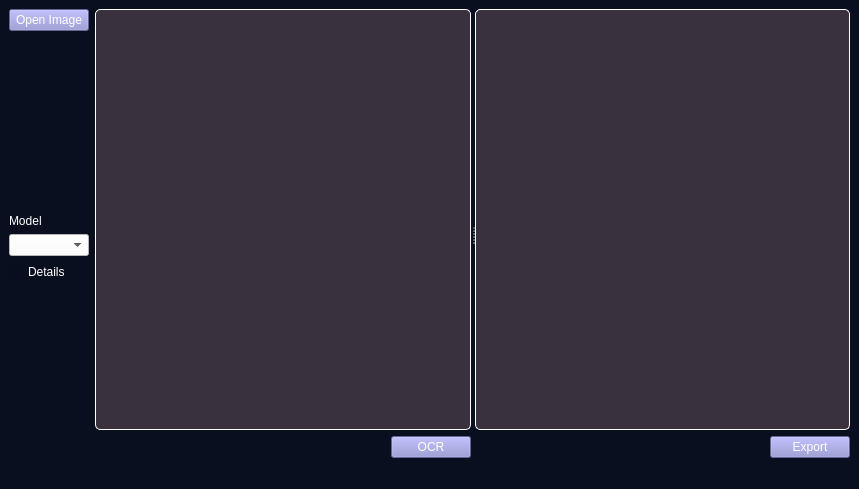
First picture: the form in UI/ui files/simple.ui, repository 20-ank-02/OCR-Module-for-Cursive-Handwriting, before the edit.
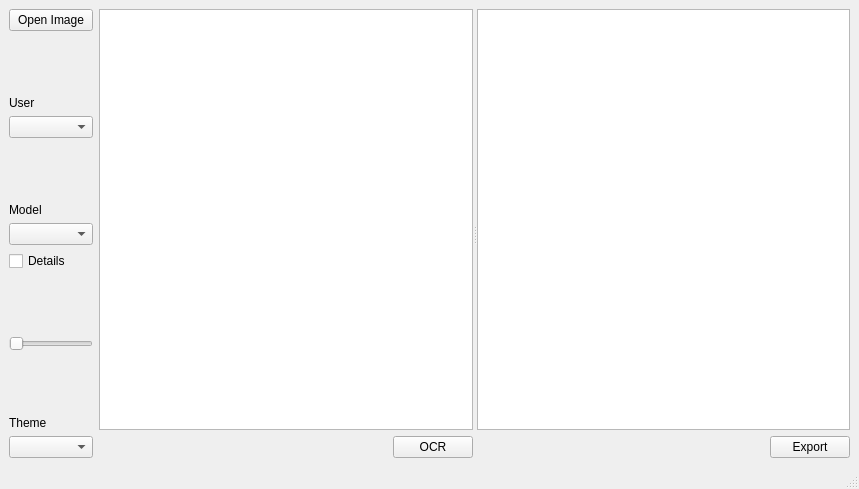
Second picture: the form after the edit.

Commit message: logic.py- added create user feature OCR_class.py- result_text is now in organised format

The edit to the form file:
```diff
--- a/UI/ui files/simple.ui
+++ b/UI/ui files/simple.ui
@@ -14,28 +14,50 @@
    <string>MainWindow</string>
   </property>
   <property name="styleSheet">
-   <string notr="true">background-color: rgb(10, 15, 32);</string>
+   <string notr="true"/>
   </property>
   <widget class="QWidget" name="centralwidget">
-   <layout class="QGridLayout" name="gridLayout">
+   <layout class="QFormLayout" name="formLayout">
     <item row="0" column="0">
-     <layout class="QHBoxLayout" name="horizontalLayout_3">
-      <item>
        <layout class="QVBoxLayout" name="verticalLayout_3">
         <item>
          <widget class="QPushButton" name="OpenImageBtn">
           <property name="styleSheet">
-           <string notr="true">color:rgb(255, 255, 255);
-background-color: rgb(140, 141, 208);
-font: 700 9pt &quot;Overpass&quot;;</string>
+         <string notr="true"/>
           </property>
           <property name="text">
            <string>Open Image</string>
           </property>
          </widget>
         </item>
+      <item>
+       <spacer name="verticalSpacer_4">
+        <property name="orientation">
+         <enum>Qt::Vertical</enum>
+        </property>
+        <property name="sizeHint" stdset="0">
+         <size>
+          <width>20</width>
+          <height>13</height>
+         </size>
+        </property>
+       </spacer>
+      </item>
+      <item>
+       <widget class="QLabel" name="label_3">
+        <property name="text">
+         <string>User</string>
+        </property>
+       </widget>
+      </item>
+      <item>
+       <widget class="QComboBox" name="userComboBox"/>
+      </item>
         <item>
          <spacer name="verticalSpacer_2">
+        <property name="styleSheet">
+         <string/>
+        </property>
           <property name="orientation">
            <enum>Qt::Vertical</enum>
           </property>
@@ -50,8 +72,7 @@
         <item>
          <widget class="QLabel" name="label">
           <property name="styleSheet">
-           <string notr="true">color: rgb(255, 255, 255);
-font: 700 9pt &quot;Overpass&quot;;</string>
+         <string notr="true"/>
           </property>
           <property name="text">
            <string>Model</string>
@@ -61,15 +82,14 @@
         <item>
          <widget class="QComboBox" name="comboBox">
           <property name="styleSheet">
-           <string notr="true">background-color: rgb(255, 255, 255);</string>
+         <string notr="true"/>
           </property>
          </widget>
         </item>
         <item>
          <widget class="QCheckBox" name="DetailscheckBox">
           <property name="styleSheet">
-           <string notr="true">color: rgb(255, 255, 255);
-font: 700 9pt &quot;Overpass&quot;;</string>
+         <string notr="true"/>
           </property>
           <property name="text">
            <string>Details</string>
@@ -78,34 +98,69 @@
         </item>
         <item>
          <spacer name="verticalSpacer">
+        <property name="styleSheet">
+         <string/>
+        </property>
           <property name="orientation">
            <enum>Qt::Vertical</enum>
           </property>
           <property name="sizeHint" stdset="0">
            <size>
             <width>20</width>
-            <height>40</height>
+          <height>13</height>
            </size>
           </property>
          </spacer>
         </item>
-       </layout>
-      </item>
-      <item>
+      <item>
+       <widget class="QSlider" name="rangeFilter">
+        <property name="orientation">
+         <enum>Qt::Horizontal</enum>
+        </property>
+       </widget>
+      </item>
+      <item>
+       <spacer name="verticalSpacer_3">
+        <property name="orientation">
+         <enum>Qt::Vertical</enum>
+        </property>
+        <property name="sizeHint" stdset="0">
+         <size>
+          <width>20</width>
+          <height>18</height>
+         </size>
+        </property>
+       </spacer>
+      </item>
+      <item>
+       <widget class="QLabel" name="label_2">
+        <property name="text">
+         <string>Theme</string>
+        </property>
+       </widget>
+      </item>
+      <item>
+       <widget class="QComboBox" name="themeBox"/>
+      </item>
+     </layout>
+    </item>
+    <item row="0" column="1">
        <widget class="QSplitter" name="splitter">
+      <property name="styleSheet">
+       <string/>
+      </property>
         <property name="orientation">
          <enum>Qt::Horizontal</enum>
         </property>
         <widget class="QWidget" name="verticalLayoutWidget">
+       <property name="styleSheet">
+        <string/>
+       </property>
          <layout class="QVBoxLayout" name="verticalLayout">
           <item>
            <widget class="QGraphicsView" name="ImageLabel">
             <property name="styleSheet">
-             <string notr="true">background-color:rgb(57, 50, 62);
-border-radius:5px;
-border-style:solid;
-border-width:1px;
-border-color:white;</string>
+           <string notr="true"/>
             </property>
            </widget>
           </item>
@@ -113,6 +168,9 @@
            <layout class="QHBoxLayout" name="horizontalLayout_2">
             <item>
              <spacer name="horizontalSpacer_2">
+            <property name="styleSheet">
+             <string/>
+            </property>
               <property name="orientation">
                <enum>Qt::Horizontal</enum>
               </property>
@@ -127,9 +185,7 @@
             <item>
              <widget class="QPushButton" name="OCRBtn">
               <property name="styleSheet">
-               <string notr="true">color:rgb(255, 255, 255);
-background-color: rgb(140, 141, 208);
-font: 700 9pt &quot;Overpass&quot;;</string>
+             <string notr="true"/>
               </property>
               <property name="text">
                <string>OCR</string>
@@ -141,17 +197,14 @@
          </layout>
         </widget>
         <widget class="QWidget" name="verticalLayoutWidget_2">
+       <property name="styleSheet">
+        <string/>
+       </property>
          <layout class="QVBoxLayout" name="verticalLayout_2">
           <item>
            <widget class="QPlainTextEdit" name="ResultText">
             <property name="styleSheet">
-             <string notr="true">background-color:rgb(57, 50, 62);
-border-radius:5px;
-border-style:solid;
-border-width:1px;
-border-color:none;
-color:rgb(255, 255, 255);
-font: 500 9pt &quot;Overpass&quot;;</string>
+           <string notr="true"/>
             </property>
            </widget>
           </item>
@@ -159,6 +212,9 @@
            <layout class="QHBoxLayout" name="horizontalLayout">
             <item>
              <spacer name="horizontalSpacer">
+            <property name="styleSheet">
+             <string/>
+            </property>
               <property name="orientation">
                <enum>Qt::Horizontal</enum>
               </property>
@@ -173,9 +229,7 @@
             <item>
              <widget class="QPushButton" name="ExportBtn">
               <property name="styleSheet">
-               <string notr="true">color:rgb(255, 255, 255);
-background-color: rgb(140, 141, 208);
-font: 700 9pt &quot;Overpass&quot;;</string>
+             <string notr="true"/>
               </property>
               <property name="text">
                <string>Export</string>
@@ -189,18 +243,6 @@
        </widget>
       </item>
      </layout>
-    </item>
-   </layout>
-  </widget>
-  <widget class="QMenuBar" name="menubar">
-   <property name="geometry">
-    <rect>
-     <x>0</x>
-     <y>0</y>
-     <width>859</width>
-     <height>25</height>
-    </rect>
-   </property>
   </widget>
   <widget class="QStatusBar" name="statusbar"/>
  </widget>
```
Lines whose indentation alone changed are shown as unchanged. The commit also changes 20 other files.
